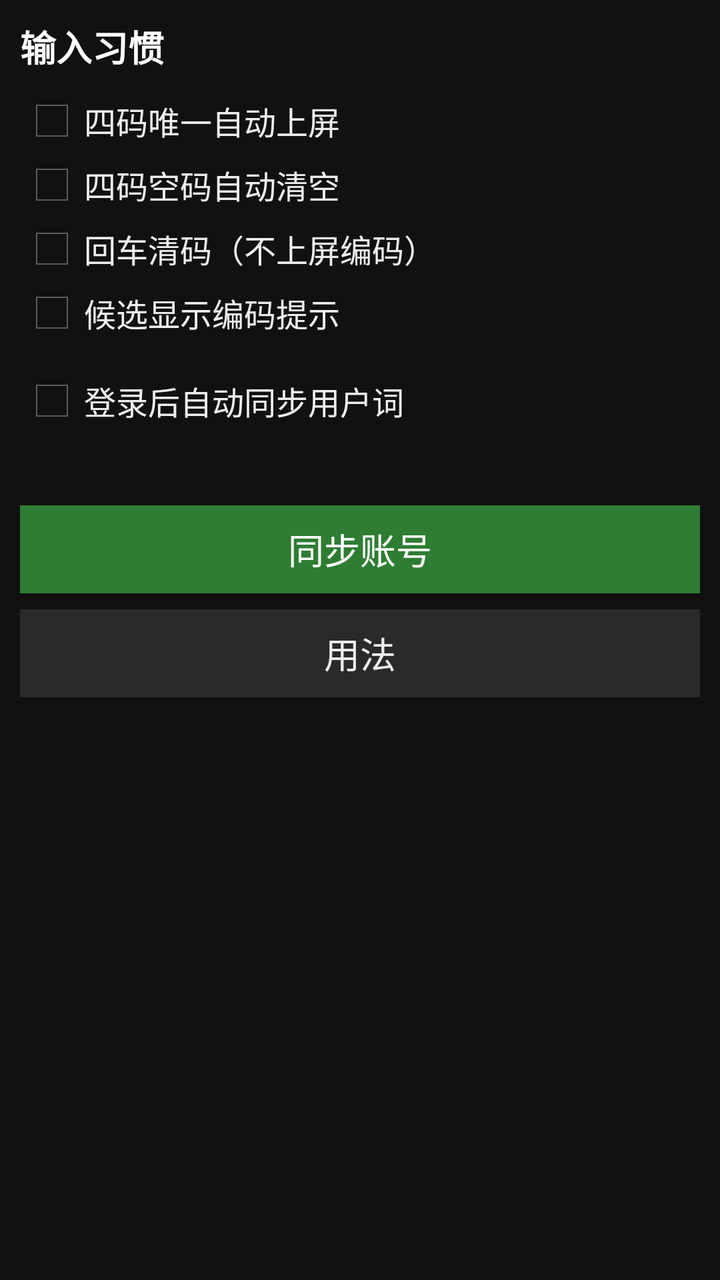
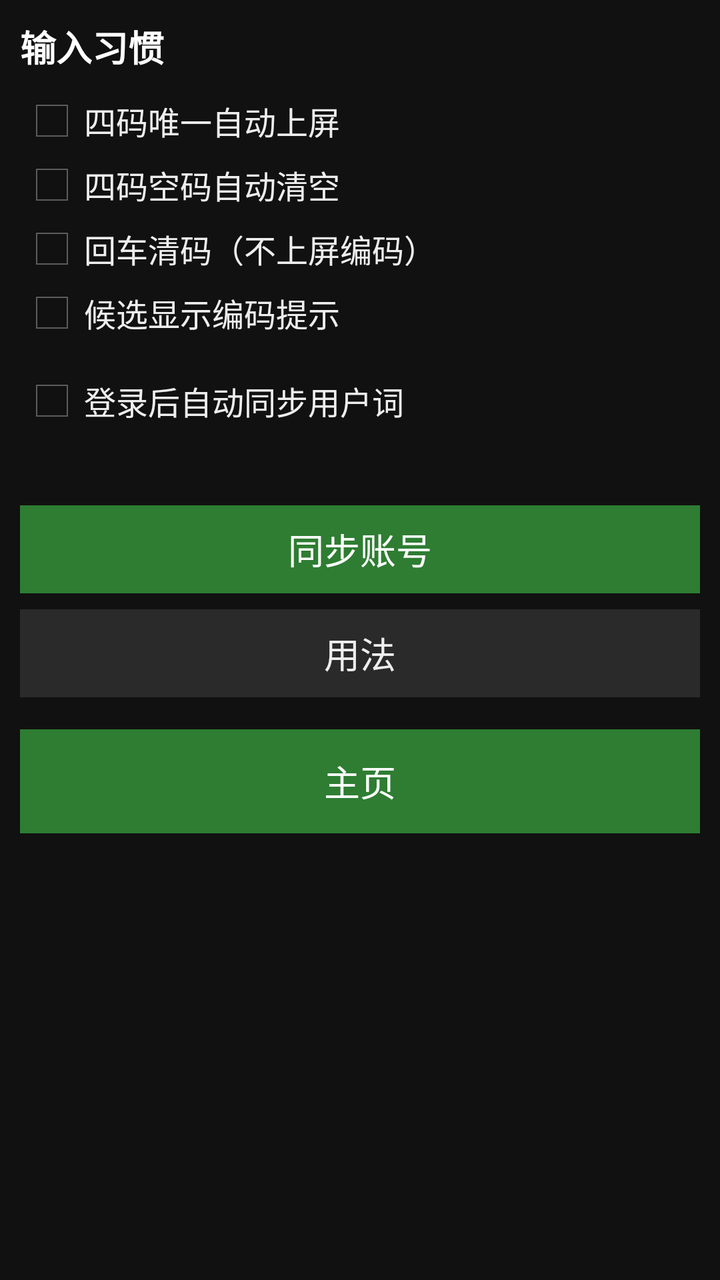

Before-and-after screenshots of an Android layout around one commit, followed by the original layout XML and the change that was made.
<!-- AndroidManifest.xml: application theme AppTheme -->
<!-- res/layout/activity_settings.xml -->
<?xml version="1.0" encoding="utf-8"?>
<ScrollView xmlns:android="http://schemas.android.com/apk/res/android"
    android:layout_width="match_parent"
    android:layout_height="match_parent"
    android:background="@color/bg"
    android:padding="10dp">

    <LinearLayout
        android:layout_width="match_parent"
        android:layout_height="wrap_content"
        android:orientation="vertical">

        <TextView
            android:layout_width="match_parent"
            android:layout_height="wrap_content"
            android:text="输入习惯"
            android:textColor="@color/word"
            android:textSize="18sp"
            android:textStyle="bold" />

        <CheckBox
            android:id="@+id/chkFourUnique"
            android:layout_width="match_parent"
            android:layout_height="wrap_content"
            android:layout_marginTop="8dp"
            android:text="四码唯一自动上屏"
            android:textColor="@color/text" />

        <CheckBox
            android:id="@+id/chkEmptyClear"
            android:layout_width="match_parent"
            android:layout_height="wrap_content"
            android:text="四码空码自动清空"
            android:textColor="@color/text" />

        <CheckBox
            android:id="@+id/chkEnterClear"
            android:layout_width="match_parent"
            android:layout_height="wrap_content"
            android:text="回车清码（不上屏编码）"
            android:textColor="@color/text" />

        <CheckBox
            android:id="@+id/chkComments"
            android:layout_width="match_parent"
            android:layout_height="wrap_content"
            android:text="候选显示编码提示"
            android:textColor="@color/text" />

        <CheckBox
            android:id="@+id/chkAutoSync"
            android:layout_width="match_parent"
            android:layout_height="wrap_content"
            android:layout_marginTop="12dp"
            android:text="登录后自动同步用户词"
            android:textColor="@color/text" />

        <TextView
            android:id="@+id/syncHint"
            android:layout_width="match_parent"
            android:layout_height="wrap_content"
            android:layout_marginTop="4dp"
            android:textColor="@color/text_dim"
            android:textSize="12sp" />

        <Button
            android:id="@+id/btnAccount"
            android:layout_width="match_parent"
            android:layout_height="44dp"
            android:layout_marginTop="16dp"
            android:background="@drawable/btn_copy"
            android:text="同步账号"
            android:textColor="@color/word" />

        <Button
            android:id="@+id/btnHelp"
            android:layout_width="match_parent"
            android:layout_height="44dp"
            android:layout_marginTop="8dp"
            android:background="@drawable/btn_bar"
            android:text="用法"
            android:textColor="@color/text" />

        <TextView
            android:id="@+id/versionText"
            android:layout_width="match_parent"
            android:layout_height="wrap_content"
            android:layout_marginTop="16dp"
            android:gravity="center"
            android:textColor="@color/text_dim"
            android:textSize="12sp" />
    </LinearLayout>
</ScrollView>
<!-- resources referenced by this layout -->
<resources>
  <color name="bg">#FF111111</color>
  <color name="text">#FFEEEEEE</color>
  <color name="text_dim">#FF9A9A9A</color>
  <color name="word">#FFFFFFFF</color>
  <!-- drawable btn_bar (drawable) -->
  <?xml version="1.0" encoding="utf-8"?>
  <selector xmlns:android="http://schemas.android.com/apk/res/android">
      <item android:state_pressed="true">
          <shape>
              <solid android:color="#FF2A4A7A" />
          </shape>
      </item>
      <item>
          <shape>
              <solid android:color="#FF2A2A2A" />
          </shape>
      </item>
  </selector>
  <!-- drawable btn_copy (drawable) -->
  <?xml version="1.0" encoding="utf-8"?>
  <selector xmlns:android="http://schemas.android.com/apk/res/android">
      <item android:state_pressed="true">
          <shape>
              <solid android:color="#FF1B5E20" />
          </shape>
      </item>
      <item>
          <shape>
              <solid android:color="#FF2E7D32" />
          </shape>
      </item>
  </selector>
  <style name="AppTheme" parent="android:Theme.Holo.NoActionBar">
          <item name="android:windowBackground">@color/bg</item>
          <item name="android:colorBackground">@color/bg</item>
          <item name="android:textColor">@color/text</item>
          <item name="android:textColorPrimary">@color/text</item>
          <item name="android:textColorHint">@color/text_dim</item>
          <item name="android:editTextColor">@color/text</item>
      </style>
</resources>

<!-- the commit's change to res/layout/activity_settings.xml (unified diff, before → after) -->
@@ -81,6 +81,8 @@
             android:text="用法"
             android:textColor="@color/text" />
 
+        <include layout="@layout/include_home_bar" />
+
         <TextView
             android:id="@+id/versionText"
             android:layout_width="match_parent"
@@ -91,3 +93,14 @@
             android:textSize="12sp" />
     </LinearLayout>
 </ScrollView>
+<!-- res/layout/include_home_bar.xml (included above) -->
+<?xml version="1.0" encoding="utf-8"?>
+<Button xmlns:android="http://schemas.android.com/apk/res/android"
+    android:id="@+id/btnHome"
+    android:layout_width="match_parent"
+    android:layout_height="52dp"
+    android:layout_marginTop="16dp"
+    android:background="@drawable/btn_copy"
+    android:text="主页"
+    android:textColor="@color/word"
+    android:textSize="18sp" />
